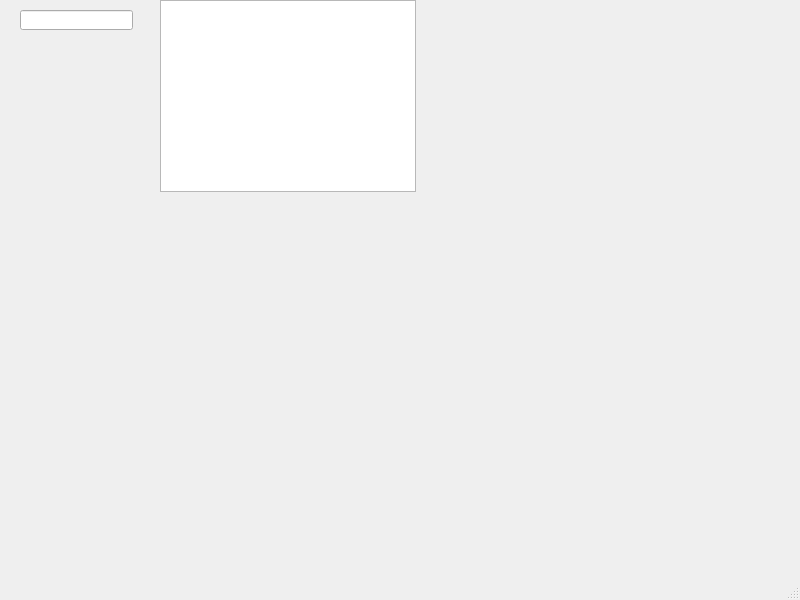
The window that RobsSearchFunc/mainwindow.ui (utk-cs340-fall25/FOOD) describes before a commit, drawn with Qt 5.
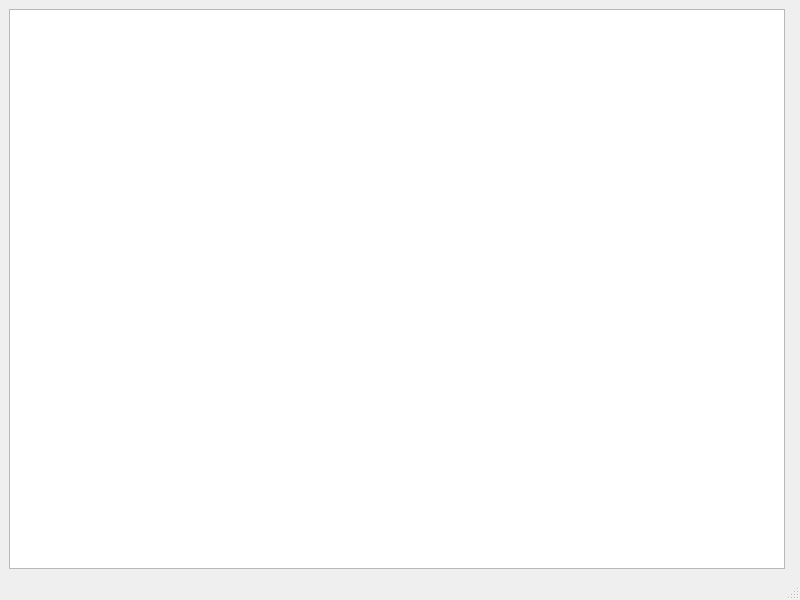
The same window after the commit.

```diff
--- a/RobsSearchFunc/mainwindow.ui
+++ b/RobsSearchFunc/mainwindow.ui
@@ -14,26 +14,18 @@
    <string>MainWindow</string>
   </property>
   <widget class="QWidget" name="centralwidget">
-   <widget class="QLineEdit" name="searchBar">
-    <property name="geometry">
-     <rect>
-      <x>20</x>
-      <y>10</y>
-      <width>113</width>
-      <height>20</height>
-     </rect>
-    </property>
-   </widget>
-   <widget class="QListWidget" name="listWidget">
-    <property name="geometry">
-     <rect>
-      <x>160</x>
-      <y>0</y>
-      <width>256</width>
-      <height>192</height>
-     </rect>
-    </property>
-   </widget>
+   <layout class="QVBoxLayout" name="verticalLayout">
+    <item>
+     <layout class="QHBoxLayout" name="horizontalLayout">
+      <item>
+       <widget class="QListWidget" name="ingredientListWidget"/>
+      </item>
+      <item>
+       <widget class="QWidget" name="mainContentWidget" native="true"/>
+      </item>
+     </layout>
+    </item>
+   </layout>
   </widget>
   <widget class="QMenuBar" name="menubar">
    <property name="geometry">
```
Left out of the diff: 7 changed lines with no effect on the pictures.
